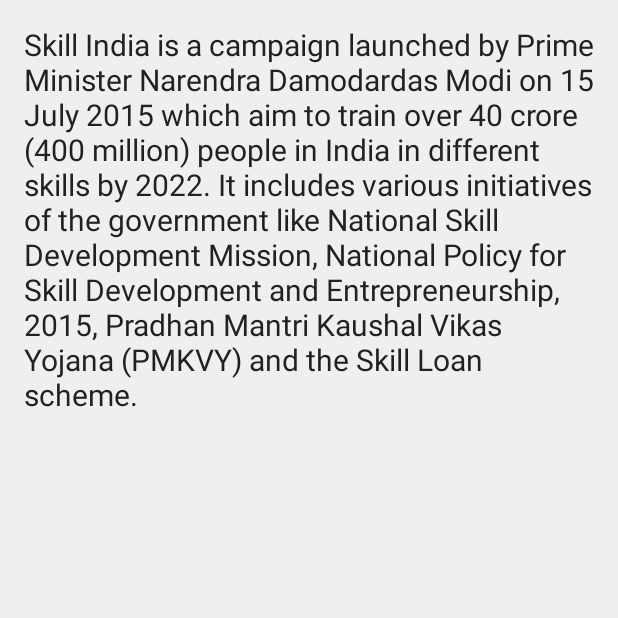
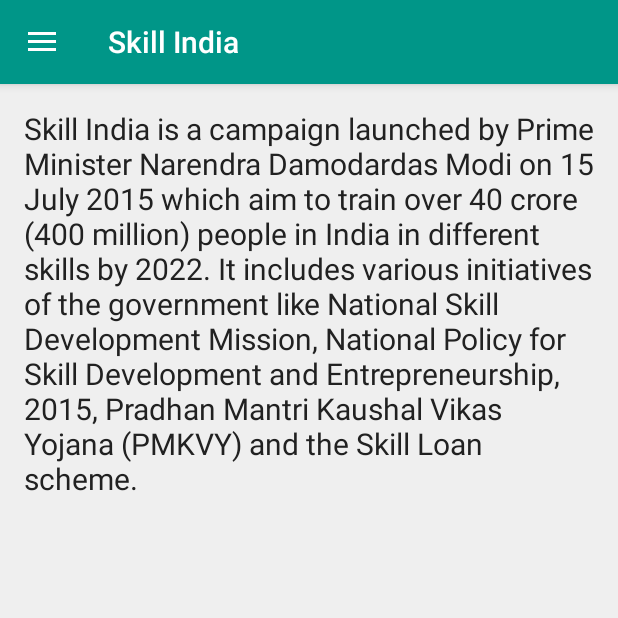
Before and after one commit to nihitb06/Skill-India-App, an Android app: the screen it shows after launch (PanelActivity), after a tap on "About App", on a phone screen of 412 x 824 dp, the top half of it. Run offline under Robolectric (Android 15) with nearby library versions, the light colour scheme and no system bars; 3 statements that could not run were skipped; 1 other tap on this screen came first.

Commit message:
Fixed the invisible Action Bar on About Fragment

```diff
--- a/app/src/main/res/layout/activity_panel.xml
+++ b/app/src/main/res/layout/activity_panel.xml
@@ -24,12 +24,12 @@
 
         </android.support.design.widget.AppBarLayout>
 
+        <FrameLayout
+            android:id="@+id/fragContainer"
+            android:layout_width="match_parent"
+            android:layout_height="match_parent" />
+
     </LinearLayout>
-
-    <FrameLayout
-        android:id="@+id/fragContainer"
-        android:layout_width="match_parent"
-        android:layout_height="match_parent" />
 
     <android.support.design.widget.NavigationView
         android:id="@+id/navView"
```
